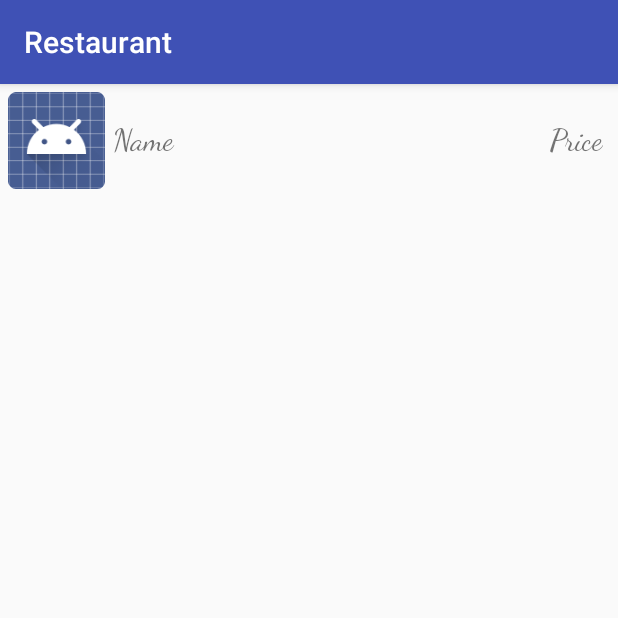
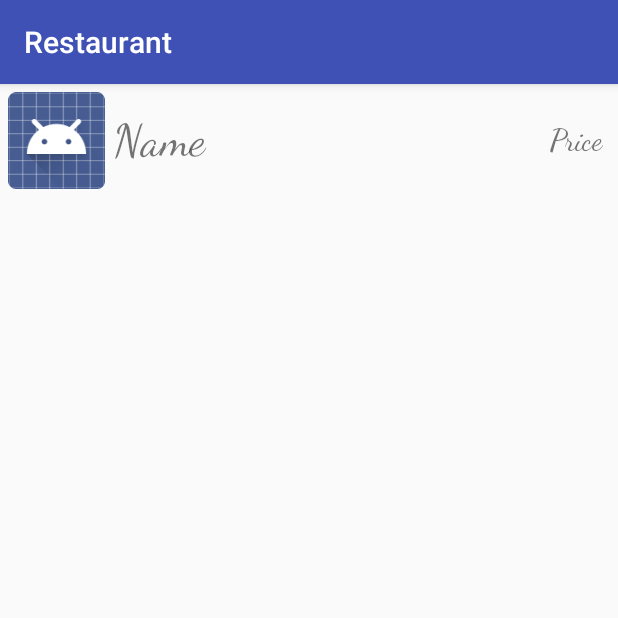
Before and after one commit to ABra1993/Restaurant, an Android app: the entry_menu screen opened directly, with no data from a screen before it, on a phone screen of 412 x 824 dp, the top half of it. Run offline under Robolectric (Android 15) with nearby library versions, the phone set to English and light mode, and no system bars; network calls fail.

Commit message:
Final version

```diff
--- a/app/src/main/java/amber/promo/restaurant/CategoriesRequest.java
+++ b/app/src/main/java/amber/promo/restaurant/CategoriesRequest.java
@@ -45,7 +45,7 @@ public class CategoriesRequest implements Response.Listener<JSONObject>, Respons
         RequestQueue queue = Volley.newRequestQueue(context);
         String url = "https://resto.mprog.nl/categories";
 
-        // stores API data in a JSON object
+        // stores API data from a JSON object
         JsonObjectRequest jsonObjectRequest = new JsonObjectRequest(url, null,
                 this, this);
 
--- a/app/src/main/java/amber/promo/restaurant/MenuItem.java
+++ b/app/src/main/java/amber/promo/restaurant/MenuItem.java
@@ -3,6 +3,7 @@ package amber.promo.restaurant;
 import java.io.Serializable;
 
 public class MenuItem implements Serializable {
+    /** The following class creates menu items. */
 
     // initializes properties...
     private String name, description, imageUrl, category, price;
@@ -16,6 +17,7 @@ public class MenuItem implements Serializable {
         this.price = price;
     }
 
+    // initialized methods...
     public String getName() {
         return name;
     }
--- a/app/src/main/java/amber/promo/restaurant/MenuRequest.java
+++ b/app/src/main/java/amber/promo/restaurant/MenuRequest.java
@@ -15,6 +15,7 @@ import org.json.JSONObject;
 import java.util.ArrayList;
 
 public class MenuRequest implements Response.Listener<JSONObject>, Response.ErrorListener {
+    /** The following class request menu items from a JSON object and stores them in a list. */
 
     // initializes interface
     public interface Callback {
@@ -79,7 +80,6 @@ public class MenuRequest implements Response.Listener<JSONObject>, Response.Erro
 
     @Override
     public void onErrorResponse(VolleyError error) {
-
         // calls gotMenuError from Callback interface
         inputActivity.gotMenuError(error.getMessage());
     }
--- a/app/src/main/res/layout-land/activity_menu_item.xml
+++ b/app/src/main/res/layout-land/activity_menu_item.xml
@@ -10,6 +10,7 @@
     <ImageView
         android:id="@+id/menuItemImage"
         android:paddingTop="20dp"
+        android:paddingBottom="20dp"
         android:layout_width="match_parent"
         android:layout_height="150dp"
         app:srcCompat="@android:drawable/sym_def_app_icon"/>
--- a/app/src/main/res/layout/entry_menu.xml
+++ b/app/src/main/res/layout/entry_menu.xml
@@ -23,7 +23,7 @@
         android:layout_width="0dp"
         android:layout_height="75dp"
         android:text="@string/name"
-        android:textSize="20sp"
+        android:textSize="30sp"
         android:layout_weight="1"
         android:gravity="center_vertical"/>
 
```
Also changed, not shown: app/src/main/java/amber/promo/restaurant/MenuAdapter.java (+16 -1 lines), app/src/main/java/amber/promo/restaurant/MenuItemActivity.java (+13 -1 lines).
